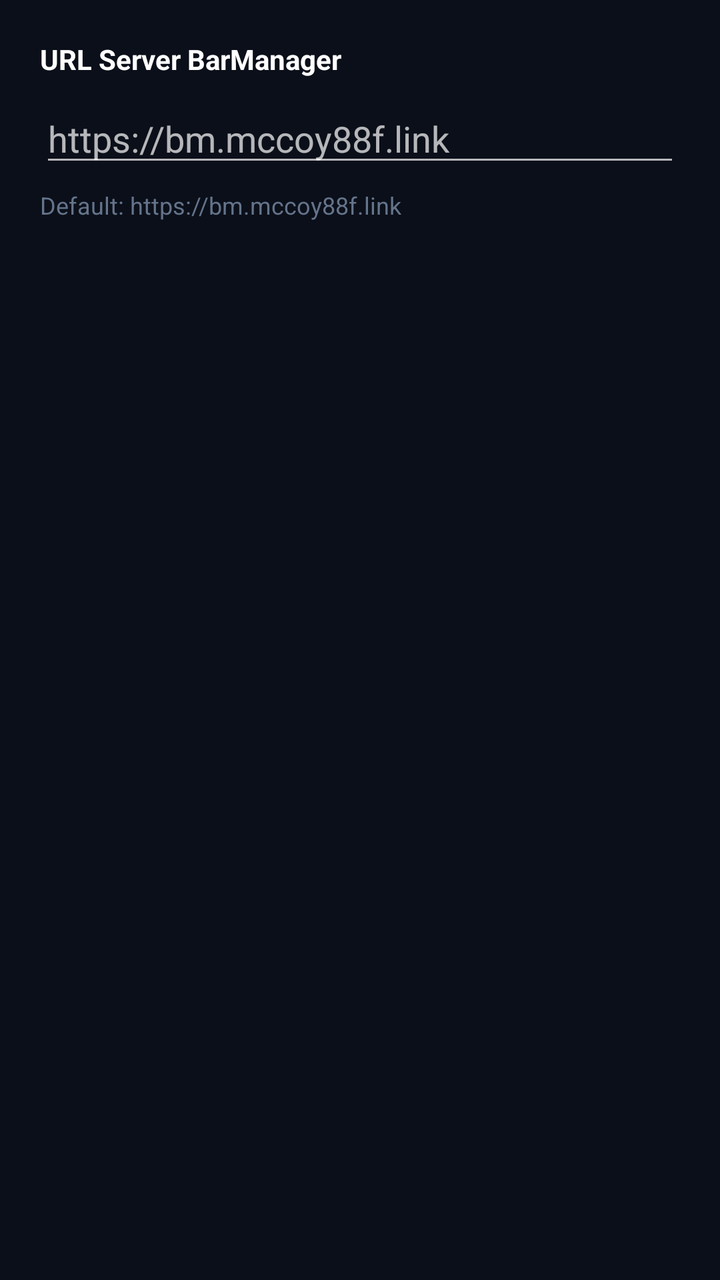
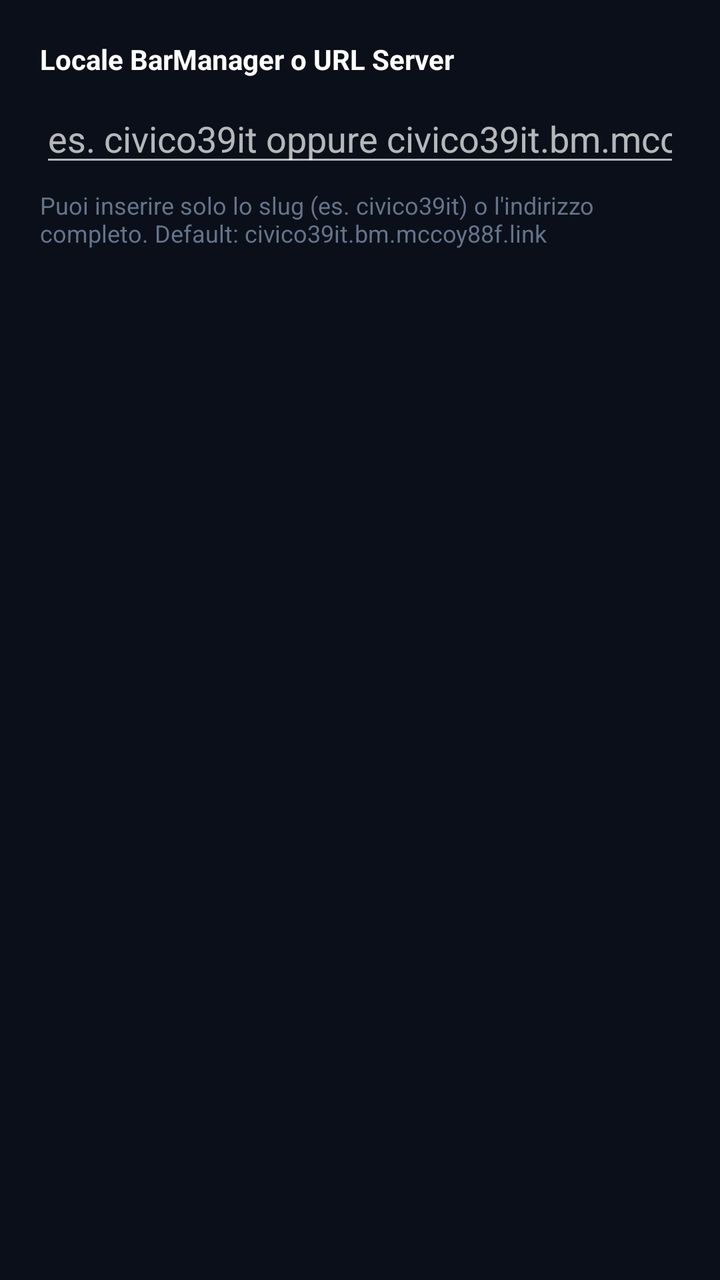

Two renders of the same Android screen: before a commit and after it. Below are the layout's source before the change and the commit's diff.
<!-- AndroidManifest.xml: application theme Theme.BarManagerKiosk -->
<!-- res/layout/dialog_server_settings.xml -->
<?xml version="1.0" encoding="utf-8"?>
<LinearLayout xmlns:android="http://schemas.android.com/apk/res/android"
    android:layout_width="match_parent"
    android:layout_height="wrap_content"
    android:orientation="vertical"
    android:padding="20dp">

    <TextView
        android:layout_width="wrap_content"
        android:layout_height="wrap_content"
        android:text="@string/server_url_label"
        android:textColor="@color/text_primary"
        android:textSize="14sp"
        android:textStyle="bold" />

    <EditText
        android:id="@+id/etServerUrl"
        android:layout_width="match_parent"
        android:layout_height="wrap_content"
        android:layout_marginTop="8dp"
        android:hint="@string/server_url_hint"
        android:inputType="textUri"
        android:singleLine="true"
        android:textColor="@color/text_primary" />

    <TextView
        android:layout_width="wrap_content"
        android:layout_height="wrap_content"
        android:layout_marginTop="6dp"
        android:text="Default: https://bm.mccoy88f.link"
        android:textColor="@color/text_muted"
        android:textSize="12sp" />

</LinearLayout>
<!-- resources referenced by this layout -->
<resources>
  <color name="text_muted">#64748b</color>
  <color name="text_primary">#ffffff</color>
  <string name="server_url_hint">https://bm.mccoy88f.link</string>
  <string name="server_url_label">URL Server BarManager</string>
  <style name="Theme.BarManagerKiosk" parent="Theme.MaterialComponents.NoActionBar">
          <item name="android:windowBackground">@color/bg_dark</item>
          <item name="android:statusBarColor">@color/bg_dark</item>
          <item name="android:navigationBarColor">@color/bg_dark</item>
          <item name="android:windowFullscreen">true</item>
          <item name="android:windowContentOverlay">@null</item>
          <item name="colorPrimary">@color/primary</item>
          <item name="colorPrimaryDark">@color/primary_dark</item>
          <item name="colorAccent">@color/accent</item>
      </style>
  <color name="bg_dark">#0b0f19</color>
  <color name="primary">#3b82f6</color>
  <color name="primary_dark">#1d4ed8</color>
  <color name="accent">#10b981</color>
</resources>

<!-- the commit's change to res/layout/dialog_server_settings.xml (unified diff, before → after) -->
@@ -27,7 +27,7 @@
         android:layout_width="wrap_content"
         android:layout_height="wrap_content"
         android:layout_marginTop="6dp"
-        android:text="Default: https://bm.mccoy88f.link"
+        android:text="Puoi inserire solo lo slug (es. civico39it) o l'indirizzo completo. Default: civico39it.bm.mccoy88f.link"
         android:textColor="@color/text_muted"
         android:textSize="12sp" />
 
<!-- resource entries referenced after the edit -->
@@ -2,8 +2,8 @@
 <resources>
   <color name="text_muted">#64748b</color>
   <color name="text_primary">#ffffff</color>
-  <string name="server_url_hint">https://bm.mccoy88f.link</string>
-  <string name="server_url_label">URL Server BarManager</string>
+  <string name="server_url_hint">es. civico39it oppure civico39it.bm.mccoy88f.link</string>
+  <string name="server_url_label">Locale BarManager o URL Server</string>
   <style name="Theme.BarManagerKiosk" parent="Theme.MaterialComponents.NoActionBar">
           <item name="android:windowBackground">@color/bg_dark</item>
           <item name="android:statusBarColor">@color/bg_dark</item>
